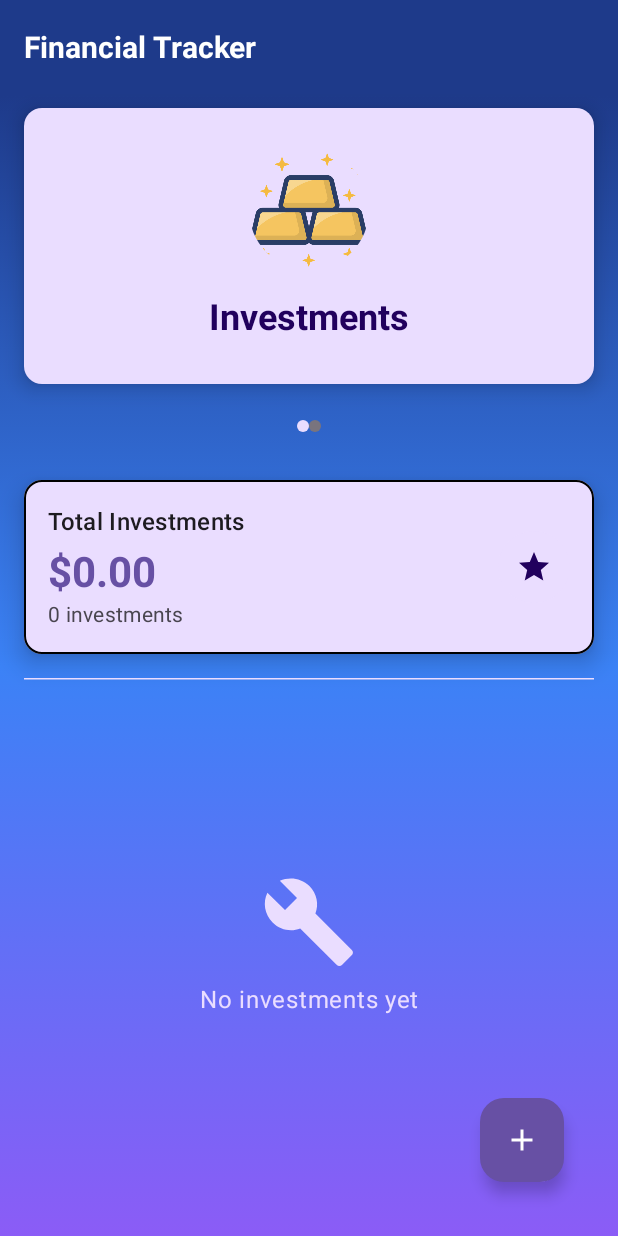
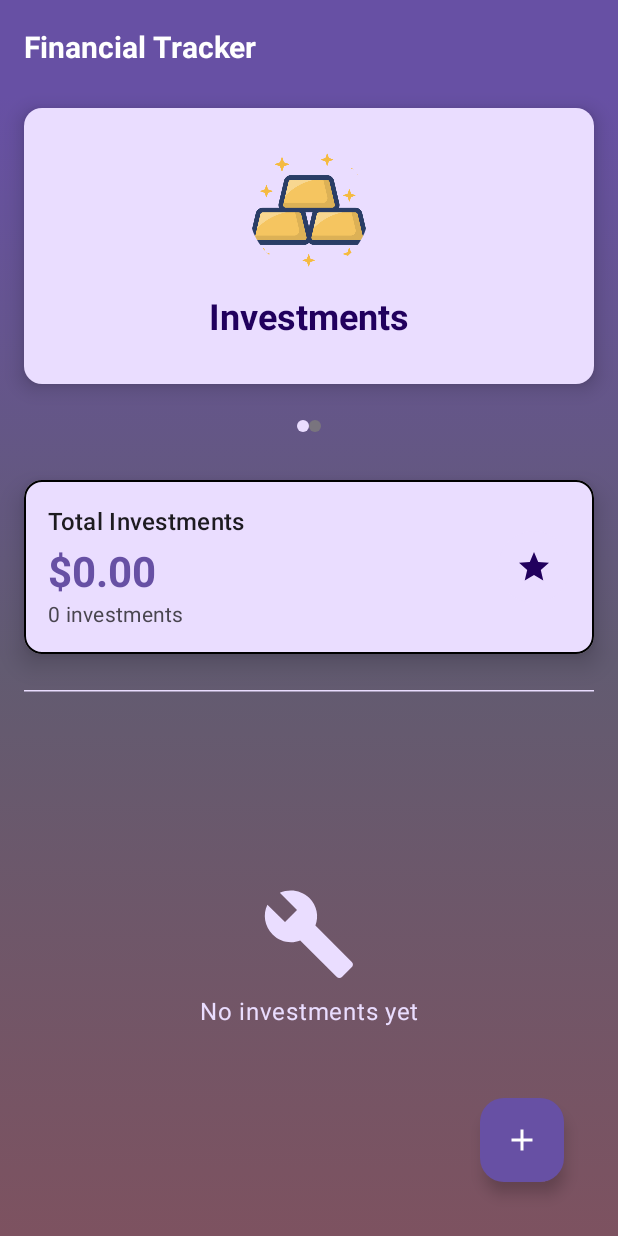
Before and after one commit to MykhailoYablon/spend-tracker, an Android app built with Jetpack Compose: the screen it shows after launch (MainActivity), on a phone screen of 412 x 824 dp. Run offline under Robolectric (Android 15) with nearby library versions, the phone set to English and light mode, and no system bars; our stand-ins replace Room's generated code.

Commit message:
Refactored app using Cursor AI

```diff
--- a/app/src/main/java/com/example/spendtracker/MainActivity.kt
+++ b/app/src/main/java/com/example/spendtracker/MainActivity.kt
@@ -6,11 +6,13 @@ import androidx.activity.compose.setContent
 import androidx.compose.material3.MaterialTheme
 import androidx.core.view.WindowInsetsCompat
 import androidx.core.view.WindowInsetsControllerCompat
+import androidx.lifecycle.ViewModelProvider
 import androidx.room.Room
 import com.example.spendtracker.composable.InvestmentTrackerApp
 import com.example.spendtracker.ds.AppDatabase
+import com.example.spendtracker.model.InvestmentViewModel
+import com.example.spendtracker.model.SpendingViewModel
 import com.example.spendtracker.repository.Repository
-
 
 class MainActivity : ComponentActivity() {
 
@@ -26,11 +28,22 @@ class MainActivity : ComponentActivity() {
         Repository(database.investmentDao(), database.spendingDao())
     }
 
+    private val investmentViewModel by lazy {
+        InvestmentViewModel(repository)
+    }
+
+    private val spendingViewModel by lazy {
+        SpendingViewModel(repository)
+    }
+
     override fun onCreate(savedInstanceState: Bundle?) {
         super.onCreate(savedInstanceState)
         setContent {
             MaterialTheme {
-                InvestmentTrackerApp(repository)
+                InvestmentTrackerApp(
+                    investmentViewModel = investmentViewModel,
+                    spendingViewModel = spendingViewModel
+                )
             }
         }
         val controller = WindowInsetsControllerCompat(getWindow(), getWindow().getDecorView())
--- a/app/src/main/java/com/example/spendtracker/composable/InvestmentScreen.kt
+++ b/app/src/main/java/com/example/spendtracker/composable/InvestmentScreen.kt
@@ -18,34 +18,34 @@ import androidx.compose.material3.HorizontalDivider
 import androidx.compose.material3.Icon
 import androidx.compose.material3.MaterialTheme
 import androidx.compose.material3.OutlinedCard
+import androidx.compose.material3.SnackbarHost
+import androidx.compose.material3.SnackbarHostState
 import androidx.compose.material3.Text
 import androidx.compose.runtime.Composable
+import androidx.compose.runtime.LaunchedEffect
 import androidx.compose.runtime.collectAsState
 import androidx.compose.runtime.getValue
-import androidx.compose.runtime.mutableStateOf
 import androidx.compose.runtime.remember
 import androidx.compose.runtime.rememberCoroutineScope
-import androidx.compose.runtime.setValue
 import androidx.compose.ui.Alignment
 import androidx.compose.ui.Modifier
-import androidx.compose.ui.graphics.Color
 import androidx.compose.ui.text.font.FontWeight
 import androidx.compose.ui.text.style.TextAlign
 import androidx.compose.ui.unit.dp
 import com.example.spendtracker.model.Investment
-import com.example.spendtracker.repository.Repository
+import com.example.spendtracker.model.InvestmentViewModel
+import com.example.spendtracker.util.AppConstants
 import kotlinx.coroutines.launch
 
 @Composable
 fun InvestmentScreen(
-    repository: Repository,
+    viewModel: InvestmentViewModel,
     onNavigateToGraphs: () -> Unit
 ) {
-    var showDialog by remember { mutableStateOf(false) }
-    val investments by repository.getAllInvestments().collectAsState(initial = emptyList())
+    val investments by viewModel.investments.collectAsState(initial = emptyList())
+    val uiState by viewModel.uiState.collectAsState()
+    val snackbarHostState = remember { SnackbarHostState() }
     val coroutineScope = rememberCoroutineScope()
-
-    var investmentToEdit by remember { mutableStateOf<Investment?>(null) }
 
     val totalAmount = investments.sumOf { it.amount }
     val totalCount = investments.size
@@ -54,19 +54,18 @@ fun InvestmentScreen(
         Column(
             modifier = Modifier
                 .fillMaxSize()
-                .padding(16.dp)
+                .padding(AppConstants.DEFAULT_PADDING.dp)
         ) {
             // Summary Card
-
             TotalInvestmentsCard(
                 totalAmount = totalAmount,
                 totalCount = totalCount,
                 onGraphClick = onNavigateToGraphs
             )
 
-
             HorizontalDivider(
-                color = MaterialTheme.colorScheme.primaryContainer
+                color = MaterialTheme.colorScheme.primaryContainer,
+                modifier = Modifier.padding(vertical = AppConstants.SMALL_PADDING.dp)
             )
 
             // Investments List
@@ -78,8 +77,8 @@ fun InvestmentScreen(
                     Column(horizontalAlignment = Alignment.CenterHorizontally) {
                         Icon(
                             Icons.Default.Build,
-                            contentDescription = null,
-                            modifier = Modifier.size(64.dp),
+                            contentDescription = "No investments icon",
+                            modifier = Modifier.size(AppConstants.ICON_SIZE.dp),
                             tint = MaterialTheme.colorScheme.primaryContainer
                         )
                         Text(
@@ -87,70 +86,74 @@ fun InvestmentScreen(
                             style = MaterialTheme.typography.bodyLarge,
                             color = MaterialTheme.colorScheme.primaryContainer,
                             textAlign = TextAlign.Center,
-                            modifier = Modifier.padding(top = 8.dp)
+                            modifier = Modifier.padding(top = AppConstants.SMALL_PADDING.dp)
                         )
                     }
                 }
             } else {
                 LazyColumn {
-                    items(investments) { investment ->
+                    items(
+                        items = investments,
+                        key = { it.id }
+                    ) { investment ->
                         InvestmentItem(
                             investment = investment,
-                            onEdit = {
-                                investmentToEdit = it // This opens the edit dialog
-                            },
-                            onDelete = {
-                                coroutineScope.launch {
-                                    repository.deleteInvestment(it)
-                                }
-                            })
+                            onEdit = { viewModel.editInvestment(it) },
+                            onDelete = { viewModel.deleteInvestment(it) }
+                        )
                     }
                 }
             }
         }
 
         // Edit Investment Dialog
-        investmentToEdit?.let { investment ->
+        uiState.investmentToEdit?.let { investment ->
             InvestmentDialog(
-                investment = investment, // Pass the investment to edit
-                onDismiss = { investmentToEdit = null },
+                investment = investment,
+                onDismiss = { viewModel.hideDialog() },
                 onSave = { name, category, amount ->
-                    val updatedInvestment = investment.copy(
-                        name = name,
-                        category = category,
-                        amount = amount
+                    viewModel.updateInvestment(investment, name, category, amount)
+                }
             )
-                    coroutineScope.launch {
-                        repository.updateInvestment(updatedInvestment)
         }
-                    investmentToEdit = null
+
+        // Add Investment Dialog
+        if (uiState.showDialog) {
+            AddInvestmentDialog(
+                onDismiss = { viewModel.hideDialog() },
+                onAdd = { name, category, amount ->
+                    viewModel.addInvestment(name, category, amount)
                 }
             )
         }
 
         // Floating Action Button
         FloatingActionButton(
-            onClick = { showDialog = true },
+            onClick = { viewModel.showAddDialog() },
             modifier = Modifier
                 .align(Alignment.BottomEnd)
-                .padding(36.dp),
+                .padding(AppConstants.FAB_PADDING.dp),
             containerColor = MaterialTheme.colorScheme.primary
         ) {
-            Icon(Icons.Default.Add, contentDescription = "Add Investment", tint = Color.White)
+            Icon(
+                Icons.Default.Add,
+                contentDescription = "Add Investment",
+                tint = MaterialTheme.colorScheme.onPrimary
+            )
+        }
+
+        // Snackbar for error messages
+        SnackbarHost(
+            hostState = snackbarHostState,
+            modifier = Modifier.align(Alignment.BottomCenter)
+        )
+    }
+
+    // Show error messages
+    uiState.errorMessage?.let { errorMessage ->
+        LaunchedEffect(errorMessage) {
+            snackbarHostState.showSnackbar(errorMessage)
+            viewModel.clearError()
         }
     }
-
-    if (showDialog) {
-        AddInvestmentDialog(
-            onDismiss = { showDialog = false },
-            onAdd = { name, category, amount ->
-                coroutineScope.launch {
-                    repository.insertInvestment(
-                        Investment(name = name, category = category, amount = amount)
-                    )
 }
-                showDialog = false
-            }
-        )
-    }
-}
--- a/app/src/main/java/com/example/spendtracker/composable/InvestmentSpendingCarousel.kt
+++ b/app/src/main/java/com/example/spendtracker/composable/InvestmentSpendingCarousel.kt
@@ -29,13 +29,16 @@ import androidx.compose.ui.res.painterResource
 import androidx.compose.ui.text.font.FontWeight
 import androidx.compose.ui.unit.dp
 import com.example.spendtracker.R
-import com.example.spendtracker.repository.Repository
+import com.example.spendtracker.model.InvestmentViewModel
+import com.example.spendtracker.model.SpendingViewModel
+import com.example.spendtracker.util.AppConstants
 
 @Composable
 fun InvestmentSpendingCarousel(
     selectedTab: Int,
     onTabChanged: (Int) -> Unit,
-    repository: Repository,
+    investmentViewModel: InvestmentViewModel,
+    spendingViewModel: SpendingViewModel,
     onNavigateToInvestmentGraphs: () -> Unit,
 ) {
     val pagerState = rememberPagerState(
@@ -58,7 +61,7 @@ fun InvestmentSpendingCarousel(
             state = pagerState,
             modifier = Modifier
                 .fillMaxWidth()
-                .height(200.dp),
+                .height(AppConstants.CAROUSEL_HEIGHT.dp),
         ) { page ->
             CarouselCard(
                 title = if (page == 0) "Investments" else "Spendings",
@@ -71,13 +74,13 @@ fun InvestmentSpendingCarousel(
         Row(
             modifier = Modifier
                 .fillMaxWidth()
-                .padding(16.dp),
+                .padding(AppConstants.DEFAULT_PADDING.dp),
             horizontalArrangement = Arrangement.Center
         ) {
             repeat(2) { index ->
                 Box(
                     modifier = Modifier
-                        .size(8.dp)
+                        .size(AppConstants.PAGE_INDICATOR_SIZE.dp)
                         .clip(CircleShape)
                         .background(
                             if (index == pagerState.currentPage)
@@ -85,15 +88,15 @@ fun InvestmentSpendingCarousel(
                             else
                                 MaterialTheme.colorScheme.outline
                         )
-                        .padding(horizontal = 4.dp)
+                        .padding(horizontal = AppConstants.SMALL_PADDING.dp)
                 )
             }
         }
 
         // Content based on selected page
         when (pagerState.currentPage) {
-            0 -> InvestmentScreen(repository, onNavigateToGraphs = onNavigateToInvestmentGraphs)
-            1 -> SpendingScreen(repository)
+            0 -> InvestmentScreen(investmentViewModel, onNavigateToGraphs = onNavigateToInvestmentGraphs)
+            1 -> SpendingScreen(spendingViewModel)
         }
     }
 }
@@ -107,9 +110,9 @@ fun CarouselCard(
     Card(
         modifier = Modifier
             .fillMaxSize()
-            .padding(horizontal = 16.dp, vertical = 8.dp),
+            .padding(horizontal = AppConstants.DEFAULT_PADDING.dp, vertical = AppConstants.SMALL_PADDING.dp),
         elevation = CardDefaults.cardElevation(
-            defaultElevation = if (isSelected) 8.dp else 4.dp
+            defaultElevation = if (isSelected) AppConstants.CARD_SELECTED_ELEVATION.dp else AppConstants.CARD_ELEVATION.dp
         ),
         colors = CardDefaults.cardColors(
             containerColor = if (isSelected)
@@ -128,14 +131,14 @@ fun CarouselCard(
             ) {
                 Image(
                     painter = painterResource(id = imageRes),
-                    contentDescription = title,
+                    contentDescription = "Icon for $title",
                     modifier = Modifier
-                        .size(80.dp)
+                        .size(AppConstants.CAROUSEL_IMAGE_SIZE.dp)
                         .clip(CircleShape),
                     contentScale = ContentScale.Crop
                 )
 
-                Spacer(modifier = Modifier.height(16.dp))
+                Spacer(modifier = Modifier.height(AppConstants.DEFAULT_PADDING.dp))
 
                 Text(
                     text = title,
--- a/app/src/main/java/com/example/spendtracker/composable/InvestmentTrackerApp.kt
+++ b/app/src/main/java/com/example/spendtracker/composable/InvestmentTrackerApp.kt
@@ -17,27 +17,32 @@ import androidx.compose.runtime.remember
 import androidx.compose.runtime.setValue
 import androidx.compose.ui.Modifier
 import androidx.compose.ui.graphics.Brush
-import androidx.compose.ui.graphics.Color
 import androidx.compose.ui.text.font.FontWeight
 import androidx.compose.ui.text.style.TextAlign
 import androidx.compose.ui.unit.sp
 import androidx.navigation.compose.rememberNavController
 import com.example.spendtracker.model.Investment
+import com.example.spendtracker.model.InvestmentViewModel
+import com.example.spendtracker.model.SpendingViewModel
 import com.example.spendtracker.repository.Repository
 
 @OptIn(ExperimentalMaterial3Api::class)
 @Composable
-fun InvestmentTrackerApp(repository: Repository) {
+fun InvestmentTrackerApp(
+    investmentViewModel: InvestmentViewModel,
+    spendingViewModel: SpendingViewModel
+) {
     var selectedTab by remember { mutableIntStateOf(0) }
     var showGraphs by remember { mutableStateOf(false) }
     var investments by remember { mutableStateOf(emptyList<Investment>()) }
 
     // Collect investments for the graphs
     LaunchedEffect(Unit) {
-        repository.getAllInvestments().collect { investmentList ->
+        investmentViewModel.investments.collect { investmentList ->
             investments = investmentList
         }
     }
+
     if (showGraphs) {
         // Show the graphs screen
         InvestmentGraphsScreen(
@@ -57,8 +62,8 @@ fun InvestmentTrackerApp(repository: Repository) {
                     )
                 },
                 colors = TopAppBarDefaults.topAppBarColors(
-                    containerColor = Color(0xFF1E3A8A),
-                    titleContentColor = Color.White
+                    containerColor = androidx.compose.material3.MaterialTheme.colorScheme.primary,
+                    titleContentColor = androidx.compose.material3.MaterialTheme.colorScheme.onPrimary
                 )
             )
 
@@ -70,22 +75,20 @@ fun InvestmentTrackerApp(repository: Repository) {
                 InvestmentSpendingCarousel(
                     selectedTab = selectedTab,
                     onTabChanged = { selectedTab = it },
-                    repository = repository,
+                    investmentViewModel = investmentViewModel,
+                    spendingViewModel = spendingViewModel,
                     onNavigateToInvestmentGraphs = { showGraphs = true }
                 )
             }
         }
     }
-
 }
-
-
 
 @Composable
 fun getSharedGradient() = Brush.verticalGradient(
     colors = listOf(
-        Color(0xFF1E3A8A), // Dark blue
-        Color(0xFF3B82F6), // Lighter blue
-        Color(0xFF8B5CF6)  // Purple
+        androidx.compose.material3.MaterialTheme.colorScheme.primary,
+        androidx.compose.material3.MaterialTheme.colorScheme.secondary,
+        androidx.compose.material3.MaterialTheme.colorScheme.tertiary
     )
 )
```
Also changed, not shown: app/src/main/java/com/example/spendtracker/composable/SpendingItem.kt (+44 -12 lines), app/src/main/java/com/example/spendtracker/composable/SpendingScreen.kt (+59 -40 lines), app/src/main/java/com/example/spendtracker/model/InvestmentViewModel.kt (+114 -9 lines), app/src/main/java/com/example/spendtracker/model/SpendingViewModel.kt (+85 -5 lines), app/src/main/java/com/example/spendtracker/util/Constants.kt (added, +39 -0 lines). Lines whose indentation alone changed are shown as unchanged.
